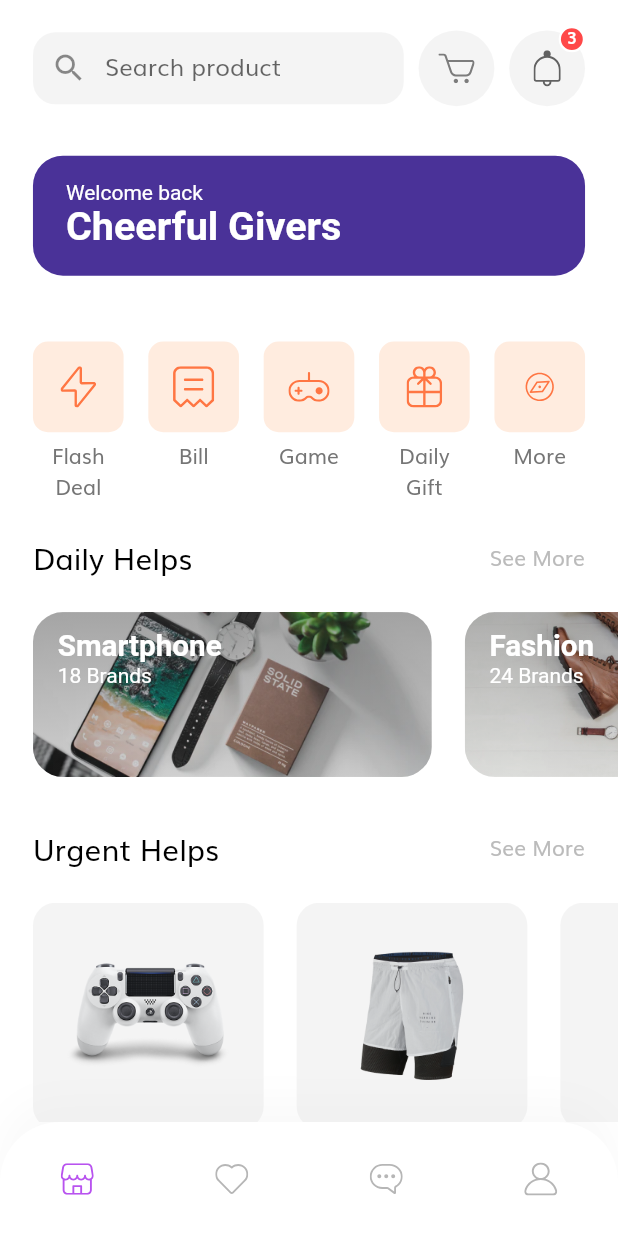
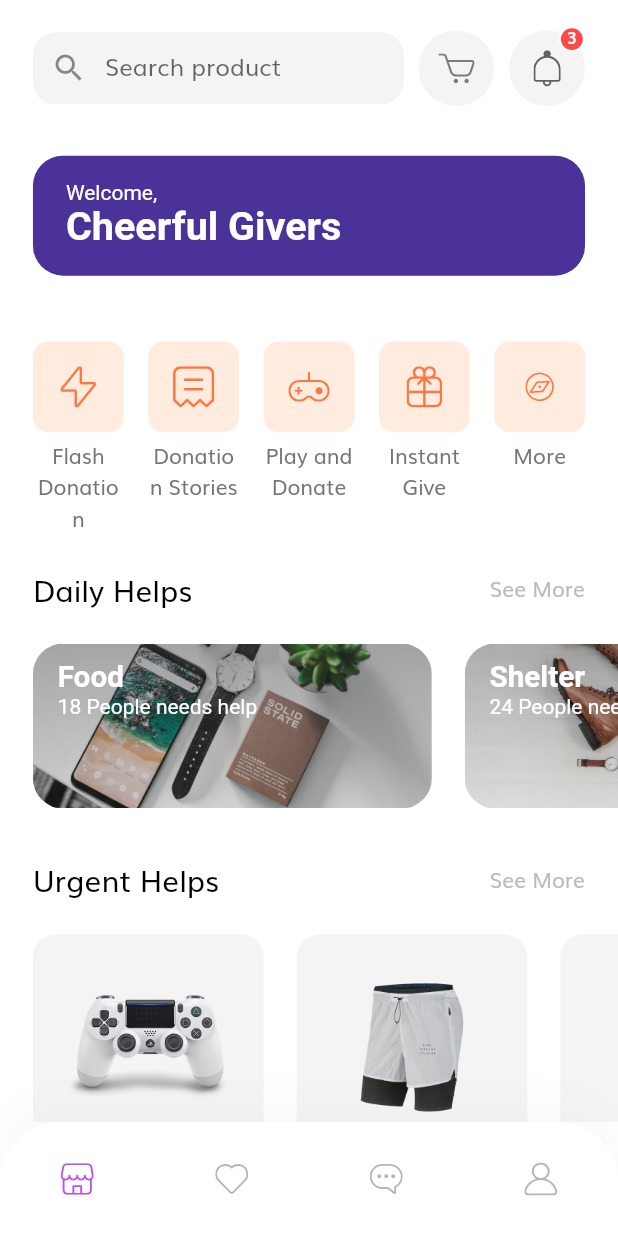
Before and after one commit to Redeemm/Charifit, a Flutter app: the HomeScreen screen opened by its route, on a phone screen of 412 x 824 dp. Run offline on Flutter 3.47's test engine with Material 2 defaults, Android fonts, the phone set to English and light mode, and no system bars; our stand-ins replace flutter_svg.

Commit message:
upload file

```diff
--- a/lib/screens/cart/cart_screen.dart
+++ b/lib/screens/cart/cart_screen.dart
@@ -20,7 +20,7 @@ class CartScreen extends StatelessWidget {
       title: Column(
         children: [
           Text(
-            "Your Cart",
+            "Your Donations",
             style: TextStyle(color: Colors.black),
           ),
           Text(
--- a/lib/screens/home/components/special_offers.dart
+++ b/lib/screens/home/components/DailyHelp.dart
@@ -27,13 +27,13 @@ class SpecialOffers extends StatelessWidget {
             children: [
               SpecialOfferCard(
                 image: "assets/images/Image Banner 2.png",
-                category: "Smartphone",
+                category: "Food",
                 numOfBrands: 18,
                 press: () {},
               ),
               SpecialOfferCard(
                 image: "assets/images/Image Banner 3.png",
-                category: "Fashion",
+                category: "Shelter",
                 numOfBrands: 24,
                 press: () {},
               ),
@@ -104,7 +104,7 @@ class SpecialOfferCard extends StatelessWidget {
                             fontWeight: FontWeight.bold,
                           ),
                         ),
-                        TextSpan(text: "$numOfBrands Brands")
+                        TextSpan(text: "$numOfBrands People needs help")
                       ],
                     ),
                   ),
--- a/lib/screens/home/components/discount_banner.dart
+++ b/lib/screens/home/components/GiveBanner.dart
@@ -2,8 +2,8 @@ import 'package:flutter/material.dart';
 
 import '../../../size_config.dart';
 
-class DiscountBanner extends StatelessWidget {
-  const DiscountBanner({
+class GiveBanner extends StatelessWidget {
+  const GiveBanner({
     Key? key,
   }) : super(key: key);
 
@@ -25,7 +25,7 @@ class DiscountBanner extends StatelessWidget {
         TextSpan(
           style: TextStyle(color: Colors.white),
           children: [
-            TextSpan(text: "Welcome back\n"),
+            TextSpan(text: "Welcome, \n"),
             TextSpan(
               text: "Cheerful Givers",
               style: TextStyle(
--- a/lib/screens/home/components/popular_product.dart
+++ b/lib/screens/home/components/UrgentHelp.dart
@@ -5,7 +5,7 @@ import 'package:shop_app/models/Product.dart';
 import '../../../size_config.dart';
 import 'section_title.dart';
 
-class PopularProducts extends StatelessWidget {
+class UrgentHelp extends StatelessWidget {
   @override
   Widget build(BuildContext context) {
     return Column(
--- a/lib/screens/home/components/body.dart
+++ b/lib/screens/home/components/body.dart
@@ -2,10 +2,10 @@ import 'package:flutter/material.dart';
 
 import '../../../size_config.dart';
 import 'categories.dart';
-import 'discount_banner.dart';
+import 'GiveBanner.dart';
 import 'home_header.dart';
-import 'popular_product.dart';
-import 'special_offers.dart';
+import 'UrgentHelp.dart';
+import 'DailyHelp.dart';
 
 class Body extends StatelessWidget {
   @override
@@ -17,11 +17,11 @@ class Body extends StatelessWidget {
             SizedBox(height: getProportionateScreenHeight(20)),
             HomeHeader(),
             SizedBox(height: getProportionateScreenWidth(10)),
-            DiscountBanner(),
+            GiveBanner(),
             Categories(),
             SpecialOffers(),
             SizedBox(height: getProportionateScreenWidth(30)),
-            PopularProducts(),
+            UrgentHelp(),
             SizedBox(height: getProportionateScreenWidth(30)),
           ],
         ),
--- a/lib/screens/home/components/categories.dart
+++ b/lib/screens/home/components/categories.dart
@@ -7,10 +7,10 @@ class Categories extends StatelessWidget {
   @override
   Widget build(BuildContext context) {
     List<Map<String, dynamic>> categories = [
-      {"icon": "assets/icons/Flash Icon.svg", "text": "Flash Deal"},
-      {"icon": "assets/icons/Bill Icon.svg", "text": "Bill"},
-      {"icon": "assets/icons/Game Icon.svg", "text": "Game"},
-      {"icon": "assets/icons/Gift Icon.svg", "text": "Daily Gift"},
+      {"icon": "assets/icons/Flash Icon.svg", "text": "Flash Donation"},
+      {"icon": "assets/icons/Bill Icon.svg", "text": "Donation Stories"},
+      {"icon": "assets/icons/Game Icon.svg", "text": "Play and Donate"},
+      {"icon": "assets/icons/Gift Icon.svg", "text": "Instant Give"},
       {"icon": "assets/icons/Discover.svg", "text": "More"},
     ];
     return Padding(
--- a/lib/screens/profile/components/body.dart
+++ b/lib/screens/profile/components/body.dart
@@ -1,5 +1,6 @@
 import 'package:flutter/material.dart';
 
+import '../../sign_in/sign_in_screen.dart';
 import 'profile_menu.dart';
 import 'profile_pic.dart';
 
@@ -35,7 +36,9 @@ class Body extends StatelessWidget {
           ProfileMenu(
             text: "Log Out",
             icon: "assets/icons/Log out.svg",
-            press: () {},
+            press: () { Navigator.pushNamed(
+                context, SignInScreen.routeName);
+            },
           ),
         ],
       ),
--- a/lib/screens/profile/components/profile_pic.dart
+++ b/lib/screens/profile/components/profile_pic.dart
@@ -16,7 +16,7 @@ class ProfilePic extends StatelessWidget {
         clipBehavior: Clip.none,
         children: [
           CircleAvatar(
-            backgroundImage: AssetImage("assets/images/Profile Image.png"),
+            backgroundImage: AssetImage("assets/images/Love.png"),
           ),
           Positioned(
             right: -16,
```
Also changed, not shown: assets/images/Love.png (added).
